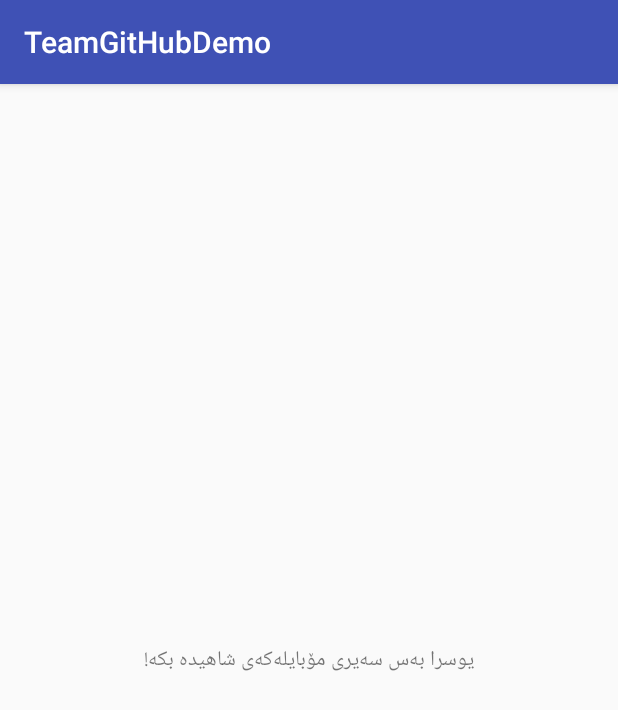
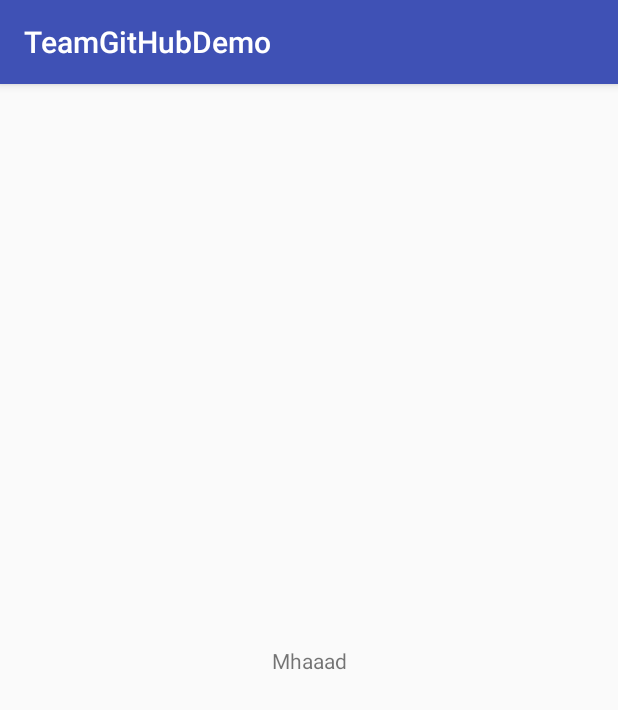
Before and after one commit to ShahidaTalib/TeamGitHubDemo, an Android app: the screen it shows after launch (MainActivity), on a phone screen of 412 x 824 dp. Shown: the top 710 px of the screen. Run offline under Robolectric (Android 15) with nearby library versions, the phone set to English and light mode, and no system bars.

```diff
--- a/app/src/main/res/layout/activity_main.xml
+++ b/app/src/main/res/layout/activity_main.xml
@@ -9,7 +9,7 @@
     <TextView
         android:layout_width="wrap_content"
         android:layout_height="wrap_content"
-        android:text="یوسرا بەس سەیری مۆبایلەکەی شاهیدە بکە!"
+        android:text="Mhaaad"
         app:layout_constraintBottom_toBottomOf="parent"
         app:layout_constraintLeft_toLeftOf="parent"
         app:layout_constraintRight_toRightOf="parent"
```
